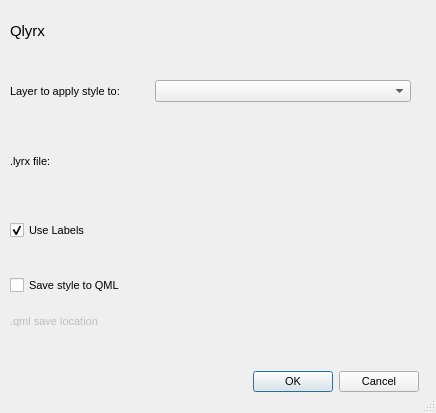
Old version of the form qlyrx_dialog_base.ui in the repository arc2qgis/qlyrx.
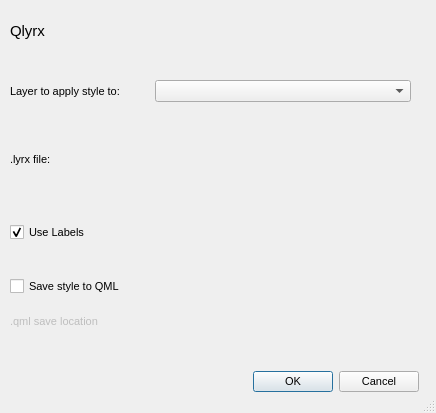
New version of the form. Custom widgets are drawn as their Qt base class.

Commit message: added layout fo field selection in ui

What changed in the file:
```diff
--- a/qlyrx_dialog_base.ui
+++ b/qlyrx_dialog_base.ui
@@ -79,6 +79,45 @@
     <property name="verticalSpacing">
      <number>6</number>
     </property>
+    <item row="2" column="0">
+     <layout class="QVBoxLayout" name="field_selection">
+      <property name="topMargin">
+       <number>3</number>
+      </property>
+      <property name="bottomMargin">
+       <number>3</number>
+      </property>
+     </layout>
+    </item>
+    <item row="3" column="0">
+     <layout class="QVBoxLayout" name="verticalLayout_3">
+      <property name="spacing">
+       <number>8</number>
+      </property>
+      <item>
+       <widget class="QCheckBox" name="parseLables">
+        <property name="sizePolicy">
+         <sizepolicy hsizetype="MinimumExpanding" vsizetype="MinimumExpanding">
+          <horstretch>0</horstretch>
+          <verstretch>0</verstretch>
+         </sizepolicy>
+        </property>
+        <property name="minimumSize">
+         <size>
+          <width>359</width>
+          <height>20</height>
+         </size>
+        </property>
+        <property name="text">
+         <string>Use Labels</string>
+        </property>
+        <property name="checked">
+         <bool>true</bool>
+        </property>
+       </widget>
+      </item>
+     </layout>
+    </item>
     <item row="0" column="0">
      <layout class="QVBoxLayout" name="verticalLayout">
       <item>
@@ -116,35 +155,6 @@
       </item>
      </layout>
     </item>
-    <item row="2" column="0">
-     <layout class="QVBoxLayout" name="verticalLayout_3">
-      <property name="spacing">
-       <number>8</number>
-      </property>
-      <item>
-       <widget class="QCheckBox" name="parseLables">
-        <property name="sizePolicy">
-         <sizepolicy hsizetype="MinimumExpanding" vsizetype="MinimumExpanding">
-          <horstretch>0</horstretch>
-          <verstretch>0</verstretch>
-         </sizepolicy>
-        </property>
-        <property name="minimumSize">
-         <size>
-          <width>359</width>
-          <height>20</height>
-         </size>
-        </property>
-        <property name="text">
-         <string>Use Labels</string>
-        </property>
-        <property name="checked">
-         <bool>true</bool>
-        </property>
-       </widget>
-      </item>
-     </layout>
-    </item>
     <item row="1" column="0">
      <layout class="QVBoxLayout" name="verticalLayout_2">
       <item>
@@ -210,7 +220,7 @@
       </item>
      </layout>
     </item>
-    <item row="3" column="0">
+    <item row="4" column="0">
      <layout class="QVBoxLayout" name="verticalLayout_4">
       <property name="spacing">
        <number>8</number>
```
Left out of the diff: 10 changed lines with no effect on the pictures.
